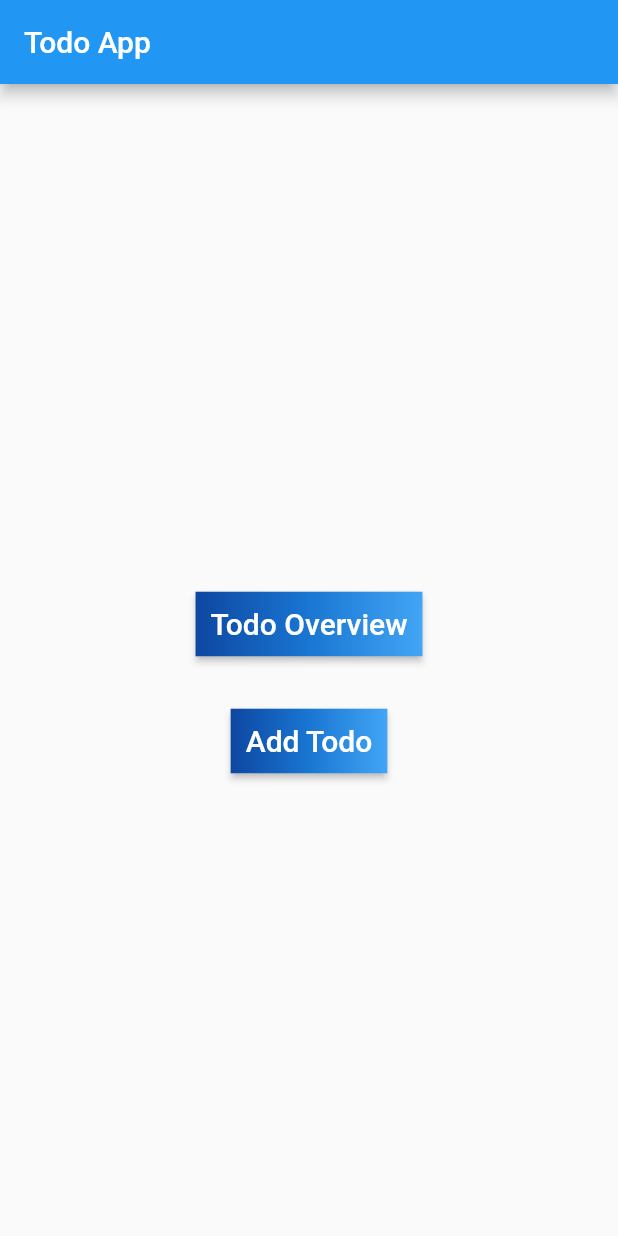
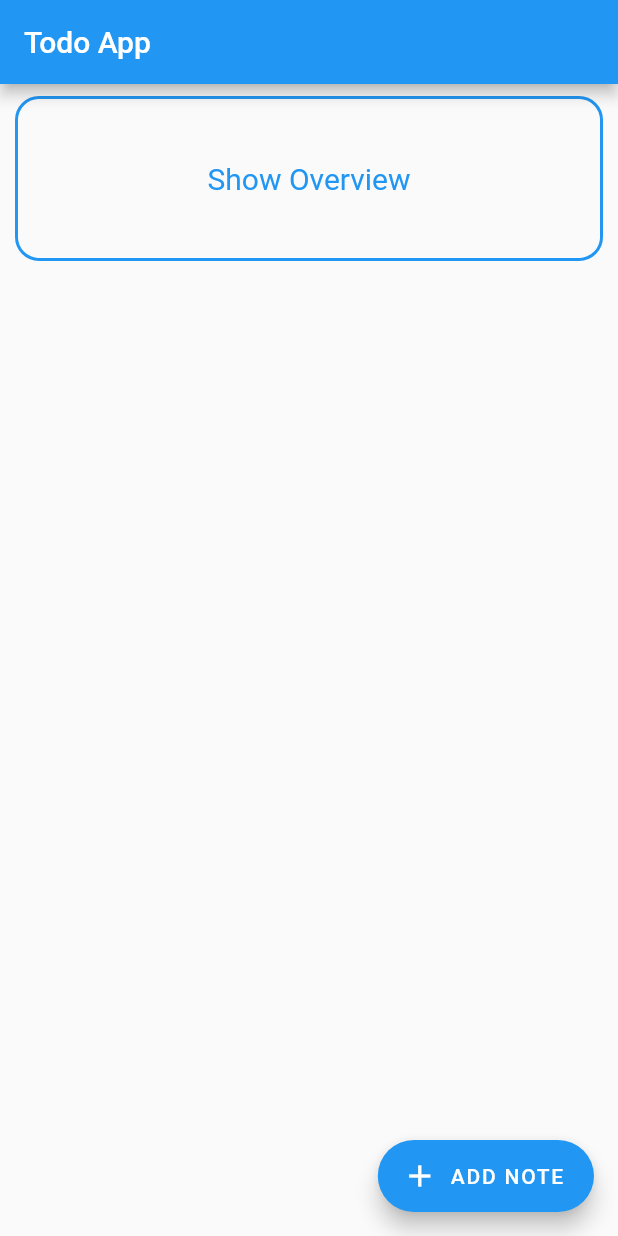
Before and after one commit to ucll-mobile-2021/project-Stef, a Flutter app: the screen it shows after launch, on a phone screen of 412 x 824 dp. Run offline on Flutter 3.47's test engine with Material 2 defaults, Android fonts, the phone set to English and light mode, and no system bars; our stand-ins replace sqflite; accounts and stored records are empty; Roboto replaces fonts that are missing (ZillaSlab).

```diff
--- a/app.txt
+++ b/app.txt
@@ -30,8 +30,9 @@ Screens:
 	Splash screen (extension): Todo in right colors + fancy font
 	Home:
 		2 buttons (overview, add)
+		(extra button: Settings (theme, about, ...)
 	Overview:
-		Overview of todo's
+		Overview of todo'
 	Details:
 		Show details (Title, due date, description)
 		Possibility to remove/edit
--- a/lib/src/components/TodoCards.dart
+++ b/lib/src/components/TodoCards.dart
@@ -67,11 +67,6 @@ class TodoCard extends StatelessWidget {
                   alignment: Alignment.centerRight,
                   child: Row(
                     children: <Widget>[
-                      Icon(Icons.flag,
-                          size: 16,
-                          color:
-                              todoData.completed ? color : Colors.transparent),
-                      Spacer(),
                       Text(
                         '$cleanDate',
                         textAlign: TextAlign.right,
@@ -100,3 +95,89 @@ class TodoCard extends StatelessWidget {
         offset: Offset(0, 8));
   }
 }
+
+class AddTodoCard extends StatelessWidget {
+  @override
+  Widget build(BuildContext context) {
+    return Container(
+        margin: EdgeInsets.fromLTRB(10, 8, 10, 8),
+        height: 110,
+        decoration: BoxDecoration(
+          border: Border.all(color: Theme.of(context).primaryColor, width: 2),
+          borderRadius: BorderRadius.circular(16),
+        ),
+        child: Material(
+          borderRadius: BorderRadius.circular(16),
+          clipBehavior: Clip.antiAlias,
+          child: Container(
+            padding: EdgeInsets.all(16),
+            child: Column(
+              mainAxisAlignment: MainAxisAlignment.center,
+              children: <Widget>[
+                Center(
+                  child: Row(
+                    mainAxisAlignment: MainAxisAlignment.center,
+                    children: <Widget>[
+                      Icon(
+                        Icons.add,
+                        color: Theme.of(context).primaryColor,
+                      ),
+                      Padding(
+                          padding: const EdgeInsets.all(8.0),
+                          child: Text(
+                            'Add new note',
+                            style: TextStyle(
+                                fontFamily: 'ZillaSlab',
+                                color: Theme.of(context).primaryColor,
+                                fontSize: 20),
+                          ))
+                    ],
+                  ),
+                )
+              ],
+            ),
+          ),
+        ));
+  }
+}
+
+class OverviewCard extends StatelessWidget {
+  @override
+  Widget build(BuildContext context) {
+    return Container(
+        margin: EdgeInsets.fromLTRB(10, 8, 10, 8),
+        height: 110,
+        decoration: BoxDecoration(
+          border: Border.all(color: Theme.of(context).primaryColor, width: 2),
+          borderRadius: BorderRadius.circular(16),
+        ),
+        child: Material(
+          borderRadius: BorderRadius.circular(16),
+          clipBehavior: Clip.antiAlias,
+          child: Container(
+            padding: EdgeInsets.all(16),
+            child: Column(
+              mainAxisAlignment: MainAxisAlignment.center,
+              children: <Widget>[
+                Center(
+                  child: Row(
+                    mainAxisAlignment: MainAxisAlignment.center,
+                    children: <Widget>[
+                      Padding(
+                          padding: const EdgeInsets.all(8.0),
+                          child: Text(
+                            'Show Overview',
+                            style: TextStyle(
+                                fontFamily: 'ZillaSlab',
+                                color: Theme.of(context).primaryColor,
+                                fontSize: 20),
+                          ))
+                    ],
+                  ),
+                )
+              ],
+            ),
+          ),
+        ));
+  }
+}
--- a/lib/src/screens/home.dart
+++ b/lib/src/screens/home.dart
@@ -1,5 +1,7 @@
 import "package:flutter/material.dart";
+import 'package:todo_app/src/components/TodoCards.dart';
 import 'package:todo_app/src/screens/add.dart';
+import 'package:todo_app/src/screens/form.dart';
 import 'package:todo_app/src/services/database.dart';
 
 import 'overview.dart';
@@ -10,89 +12,19 @@ class MyHomePage extends StatelessWidget {
     return MaterialApp(
         title: 'Home',
         home: Scaffold(
-          appBar: AppBar(
-            title: Text('Todo App '),
-          ),
-          body: HomeBody()
-        ));
+            appBar: AppBar(
+              title: Text('Todo App '),
+            ),
+            body: HomePage()));
   }
 }
 
-class HomeBody extends StatelessWidget {
-  @override
-  Widget build(BuildContext context) {
-    return Center(
-      child: Column(
-        mainAxisSize: MainAxisSize.min,
-        children: <Widget>[
-          const SizedBox(height: 30),
-          RaisedButton(
-            onPressed: () {
-              Navigator.push(
-                context,
-                MaterialPageRoute(builder: (context) => Overview())
-              );
-            },
-            textColor: Colors.white,
-            padding: const EdgeInsets.all(0.0),
-            child: Container(
-              decoration: const BoxDecoration(
-                gradient: LinearGradient(
-                  colors: <Color>[
-                    Color(0xFF0D47A1),
-                    Color(0xFF1976D2),
-                    Color(0xFF42A5F5),
-                  ],
-                ),
-              ),
-              padding: const EdgeInsets.all(10.0),
-              child:
-                  const Text('Todo Overview', style: TextStyle(fontSize: 20)),
-            ),
-          ),
-          const SizedBox(height: 30),
-          RaisedButton(
-            onPressed: () {
-              Navigator.push(
-                context,
-                MaterialPageRoute(builder: (context) => AddForm())
-              );
-            },
-            textColor: Colors.white,
-            padding: const EdgeInsets.all(0.0),
-            child: Container(
-              decoration: const BoxDecoration(
-                gradient: LinearGradient(
-                  colors: <Color>[
-                    Color(0xFF0D47A1),
-                    Color(0xFF1976D2),
-                    Color(0xFF42A5F5),
-                  ],
-                ),
-              ),
-              padding: const EdgeInsets.all(10.0),
-              child:
-              const Text('Add Todo', style: TextStyle(fontSize: 20)),
-            ),
-          ),
-        ],
-      ),
-    );
-  }
-
-}
-
-
-
-
-//TODO: shit below can possibly be removed
 class HomePage extends StatefulWidget {
   @override
   _HomePageState createState() => _HomePageState();
 }
 
 class _HomePageState extends State<HomePage> {
-
   @override
   void initState() {
     super.initState();
@@ -101,6 +33,40 @@ class _HomePageState extends State<HomePage> {
 
   @override
   Widget build(BuildContext context) {
-    return Container();
+    return Scaffold(
+      floatingActionButton: FloatingActionButton.extended(
+        //backgroundColor: Theme.of(context).primaryColor
+        onPressed: () {
+          Navigator.push(
+              context, MaterialPageRoute(builder: (context) => FormPage() ));
+        },
+        label: Text('Add note'.toUpperCase()),
+        icon: Icon(Icons.add),
+      ),
+      body: GestureDetector(
+          onTap: () {
+            FocusScope.of(context).requestFocus(new FocusNode());
+          },
+          child: AnimatedContainer(
+            duration: Duration(milliseconds: 200),
+            child: ListView(
+              physics: BouncingScrollPhysics(),
+              children: <Widget>[
+                //Todo header
+                GestureDetector(
+                  onTap: () {
+                    Navigator.push(
+                      context,
+                      // TODO change AddForm to general edit/add
+                      MaterialPageRoute(builder: (context) => Overview())
+                    );
+                  },
+                  child: OverviewCard(),
+                ),
+              ],
+            ),
+          )),
+    );
   }
+
 }
--- a/lib/src/screens/overview.dart
+++ b/lib/src/screens/overview.dart
@@ -7,8 +7,7 @@ import 'package:todo_app/src/services/database.dart';
 
 class Overview extends StatelessWidget {
   @override
-  Widget build(BuildContext context) {
-    return MaterialApp(
+  Widget build(BuildContext context) { return MaterialApp(
     title: 'Todo',
     home: Scaffold(
       appBar: AppBar(
@@ -17,6 +16,7 @@ class Overview extends StatelessWidget {
       body: TodoOverview(),
     ),
   );
+
   }
 }
 
```
Also changed, not shown: lib/src/screens/form.dart (added, +274 -0 lines). Lines whose indentation alone changed are shown as unchanged.
